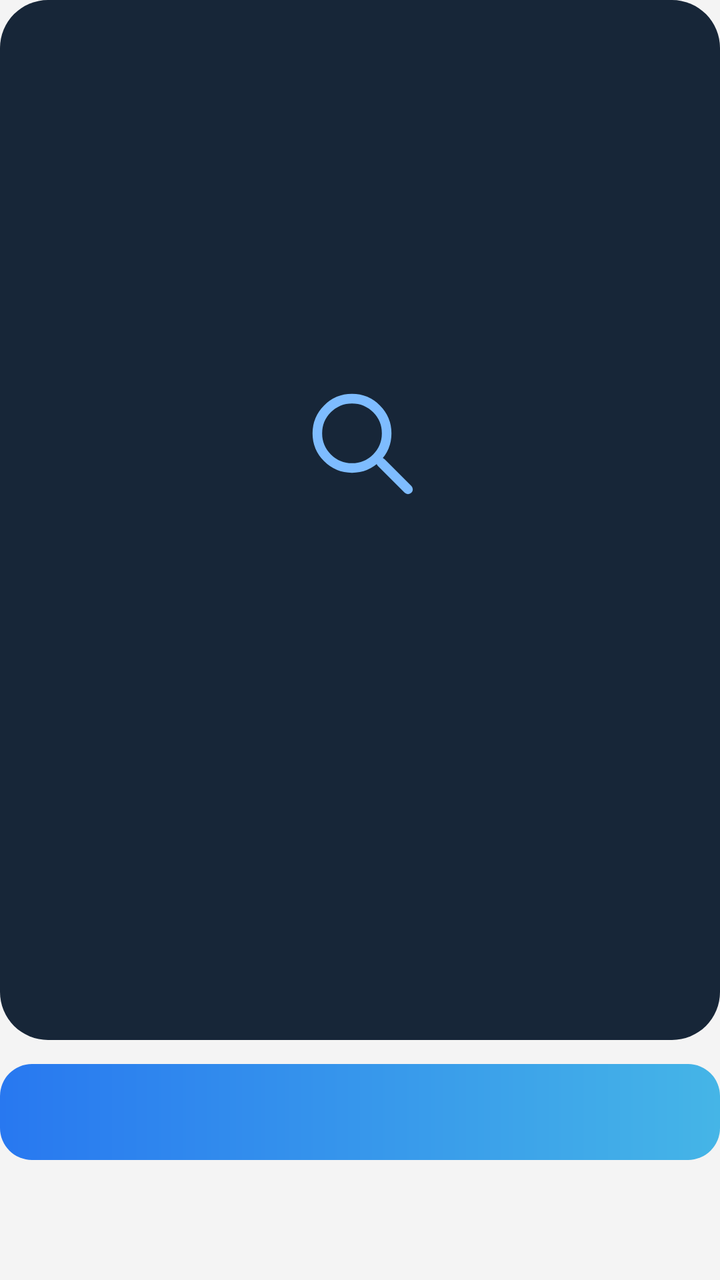
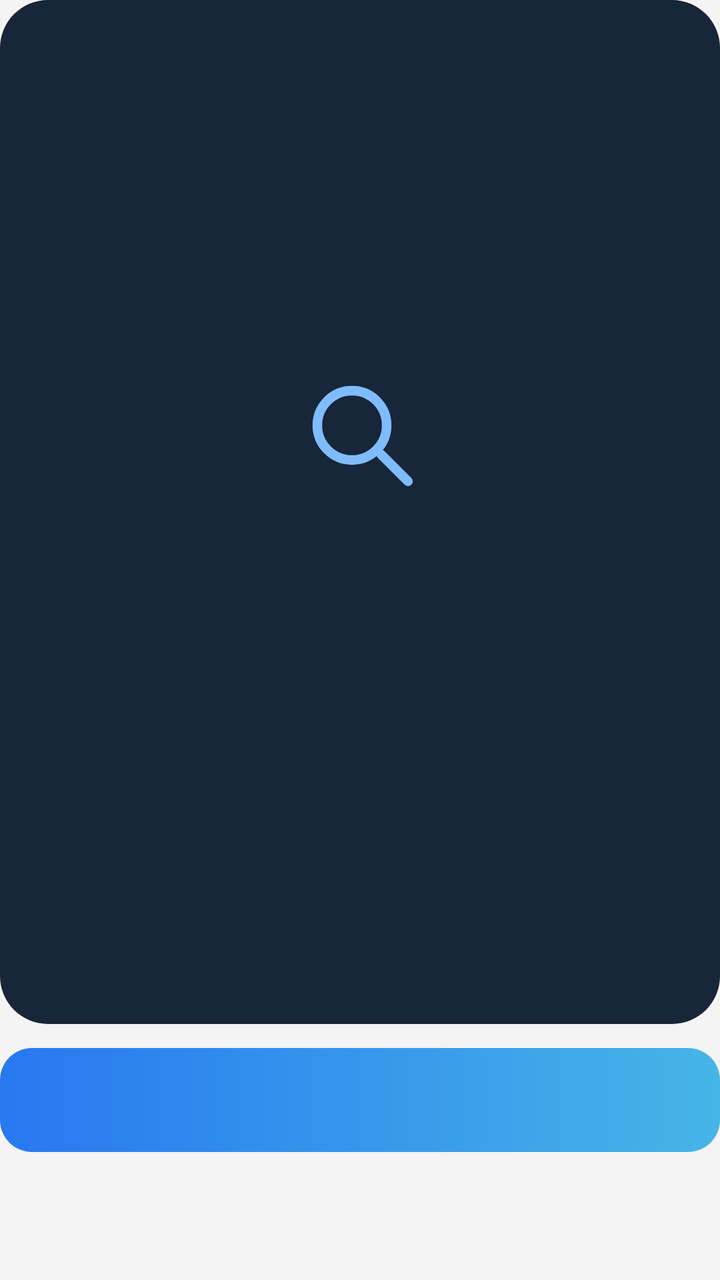

Compare the two renders of this Android layout. The source of the first and the diff that turns it into the second are given below.
<!-- AndroidManifest.xml: application theme Theme.Main -->
<!-- res/layout/view_earth_view_state.xml -->
<?xml version="1.0" encoding="utf-8"?>
<LinearLayout xmlns:android="http://schemas.android.com/apk/res/android"
    android:layout_width="match_parent"
    android:layout_height="match_parent"
    android:orientation="vertical">

    <LinearLayout
        android:id="@+id/earth_view_state_card"
        android:layout_width="match_parent"
        android:layout_height="0dp"
        android:layout_weight="1"
        android:background="@drawable/bg_earth_state_card"
        android:gravity="center"
        android:orientation="vertical"
        android:paddingStart="20dp"
        android:paddingEnd="20dp">

        <ImageView
            android:id="@+id/earth_view_state_icon"
            android:layout_width="64dp"
            android:layout_height="64dp"
            android:contentDescription="@string/earth_view_state_icon"
            android:tint="@color/home_accent"
            android:src="@drawable/ic_search" />

        <TextView
            android:id="@+id/earth_view_state_title"
            android:layout_width="match_parent"
            android:layout_height="wrap_content"
            android:layout_marginTop="24dp"
            android:fontFamily="@font/poppins_semibold"
            android:gravity="center"
            android:textColor="@color/primary_text_color"
            android:textSize="20sp" />

        <TextView
            android:id="@+id/earth_view_state_message"
            android:layout_width="match_parent"
            android:layout_height="wrap_content"
            android:layout_marginTop="12dp"
            android:fontFamily="@font/poppins_regular"
            android:gravity="center"
            android:textColor="@color/secondary_text_color"
            android:textSize="16sp" />
    </LinearLayout>

    <TextView
        android:id="@+id/earth_view_state_primary_button"
        android:layout_width="match_parent"
        android:layout_height="48dp"
        android:layout_marginTop="12dp"
        android:background="@drawable/bg_street_view_button"
        android:clickable="true"
        android:focusable="true"
        android:fontFamily="@font/poppins_semibold"
        android:gravity="center"
        android:textColor="@color/white"
        android:textSize="16sp" />

    <TextView
        android:id="@+id/earth_view_state_secondary_button"
        android:layout_width="match_parent"
        android:layout_height="48dp"
        android:layout_marginTop="12dp"
        android:clickable="true"
        android:focusable="true"
        android:fontFamily="@font/poppins_semibold"
        android:gravity="center"
        android:textColor="@color/primary_text_color"
        android:textSize="16sp" />
</LinearLayout>
<!-- resources referenced by this layout -->
<resources>
  <color name="home_accent">#7EBCFF</color>
  <color name="primary_text_color">#F3F7FC</color>
  <color name="secondary_text_color">#AFBDCE</color>
  <color name="white">#FFFFFFFF</color>
  <!-- drawable bg_earth_state_card (drawable) -->
  <?xml version="1.0" encoding="utf-8"?>
  <shape xmlns:android="http://schemas.android.com/apk/res/android">
      <solid android:color="@color/home_surface" />
      <corners android:radius="24dp" />
  </shape>
  <!-- drawable bg_street_view_button (drawable) -->
  <?xml version="1.0" encoding="utf-8"?>
  <shape xmlns:android="http://schemas.android.com/apk/res/android">
      <gradient
          android:angle="0"
          android:endColor="#45B5E7"
          android:startColor="#2878F0" />
      <corners android:radius="16dp" />
  </shape>
  <!-- drawable ic_search (drawable) -->
  <?xml version="1.0" encoding="utf-8"?>
  <vector xmlns:android="http://schemas.android.com/apk/res/android"
      android:width="22dp"
      android:height="22dp"
      android:viewportWidth="22"
      android:viewportHeight="22">
  
      <path
          android:fillColor="@android:color/transparent"
          android:pathData="M15.5834,9.62484C15.5834,12.9155 12.9158,15.5832 9.62508,15.5832C6.33438,15.5832 3.66675,12.9155 3.66675,9.62484C3.66675,6.33414 6.33438,3.6665 9.62508,3.6665C12.9158,3.6665 15.5834,6.33414 15.5834,9.62484Z"
          android:strokeColor="#AFBDCE"
          android:strokeLineCap="round"
          android:strokeLineJoin="round"
          android:strokeWidth="1.65" />
  
      <path
          android:fillColor="@android:color/transparent"
          android:pathData="M14.6667,14.6665L19.2501,19.2498"
          android:strokeColor="#AFBDCE"
          android:strokeLineCap="round"
          android:strokeLineJoin="round"
          android:strokeWidth="1.65" />
  </vector>
  <string name="earth_view_state_icon">Earth View status</string>
  <style name="Theme.Main" parent="Theme.MaterialComponents.Light.NoActionBar">
          
          <item name="colorPrimary">@color/purple_500</item>
          <item name="colorPrimaryVariant">@color/purple_700</item>
          <item name="colorOnPrimary">@color/white</item>
          <item name="android:windowLightStatusBar">true</item>
          <item name="android:windowLightNavigationBar" tools:targetApi="27">true</item>
          
          <item name="colorSecondary">@color/teal_200</item>
          <item name="colorSecondaryVariant">@color/teal_700</item>
          <item name="colorOnSecondary">@color/white</item>
          
          <item name="android:windowBackground">#F4F4F4</item>
          
          <item name="android:windowTranslucentStatus">true</item>
          <item name="android:windowTranslucentNavigation">true</item>
          
          <item name="android:windowFullscreen">false</item>
          
          <item name="android:windowNoTitle">true</item>
          
          <item name="android:animateLayoutChanges">false</item>
  
          <item name="android:includeFontPadding">false</item>
      </style>
  <color name="home_surface">#172638</color>
  <color name="purple_500">#FF6200EE</color>
  <color name="purple_700">#FF3700B3</color>
  <color name="teal_200">#FF03DAC5</color>
  <color name="teal_700">#FF018786</color>
</resources>

<!-- the commit's change to res/layout/view_earth_view_state.xml (unified diff, before → after) -->
@@ -47,7 +47,7 @@
     <TextView
         android:id="@+id/earth_view_state_primary_button"
         android:layout_width="match_parent"
-        android:layout_height="48dp"
+        android:layout_height="52dp"
         android:layout_marginTop="12dp"
         android:background="@drawable/bg_street_view_button"
         android:clickable="true"
@@ -55,17 +55,17 @@
         android:fontFamily="@font/poppins_semibold"
         android:gravity="center"
         android:textColor="@color/white"
-        android:textSize="16sp" />
+        android:textSize="18sp" />
 
     <TextView
         android:id="@+id/earth_view_state_secondary_button"
         android:layout_width="match_parent"
-        android:layout_height="48dp"
+        android:layout_height="52dp"
         android:layout_marginTop="12dp"
         android:clickable="true"
         android:focusable="true"
         android:fontFamily="@font/poppins_semibold"
         android:gravity="center"
         android:textColor="@color/primary_text_color"
-        android:textSize="16sp" />
+        android:textSize="18sp" />
 </LinearLayout>
